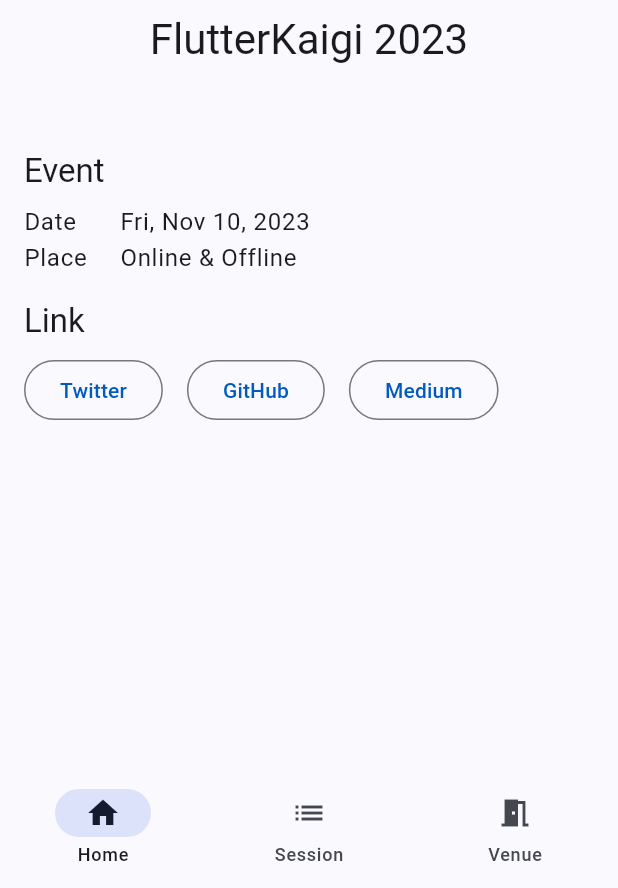
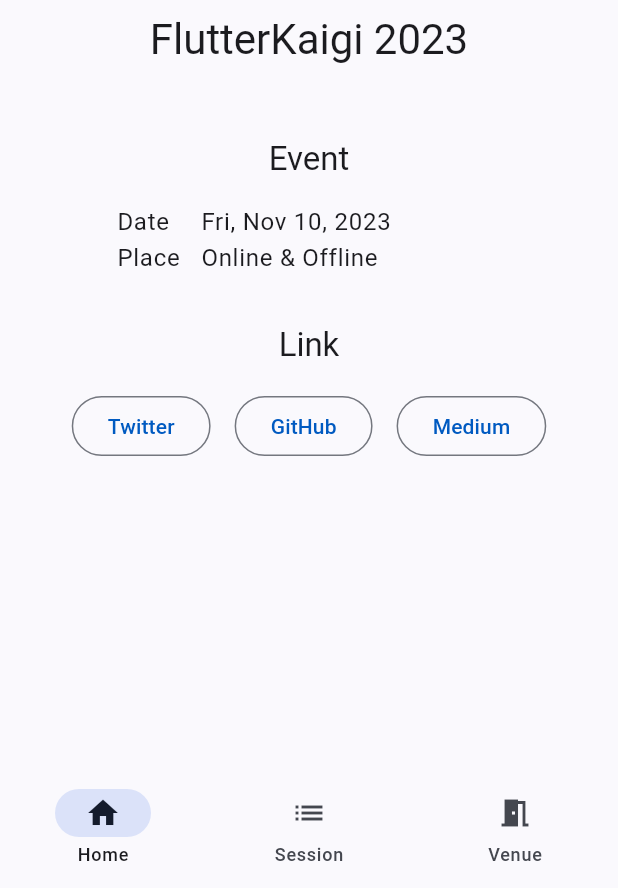
Before and after one commit to FlutterKaigi/conference-app-2023, a Flutter app: the screen it shows after launch, on a phone screen of 412 x 824 dp, the part 348-1236 px from its top. Run offline on Flutter 3.47's test engine with Material 2 defaults, Android fonts, the light colour scheme and no system bars; our stand-ins replace flutter_riverpod, flutter_svg, gap, go_router, riverpod_annotation; missing offline and left inert: accessibility_tools; generated files the repository leaves out were written again.

Commit message:
Fix home layout

```diff
--- a/lib/ui/screen/home.dart
+++ b/lib/ui/screen/home.dart
@@ -34,19 +34,16 @@
             localization.flutterKaigiTitle,
             style: Theme.of(context).textTheme.headlineMedium,
           ),
-          const Gap(56),
-          Align(
-            alignment: Alignment.centerLeft,
-            child: Text(
+          const Gap(48),
+          Text(
             localization.event,
             style: Theme.of(context).textTheme.titleLarge,
           ),
-          ),
-          const Gap(8),
+          const Gap(16),
           Table(
             columnWidths: const {
-              0: FixedColumnWidth(64),
-              1: FlexColumnWidth(),
+              0: FixedColumnWidth(56),
+              1: FixedColumnWidth(200),
             },
             children: [
               TableRow(
@@ -84,18 +81,13 @@
               ),
             ],
           ),
-          const Gap(16),
-          Align(
-            alignment: Alignment.centerLeft,
-            child: Text(
+          const Gap(32),
+          Text(
             localization.link,
             style: Theme.of(context).textTheme.titleLarge,
           ),
-          ),
-          const Gap(8),
-          SizedBox(
-            width: double.infinity,
-            child: Wrap(
+          const Gap(16),
+          Wrap(
             spacing: 16,
             children: [
               OutlinedButton(
@@ -118,7 +110,6 @@
               ),
             ],
           ),
-          ),
         ],
       ),
     );
```
Lines whose indentation alone changed are shown as unchanged.
